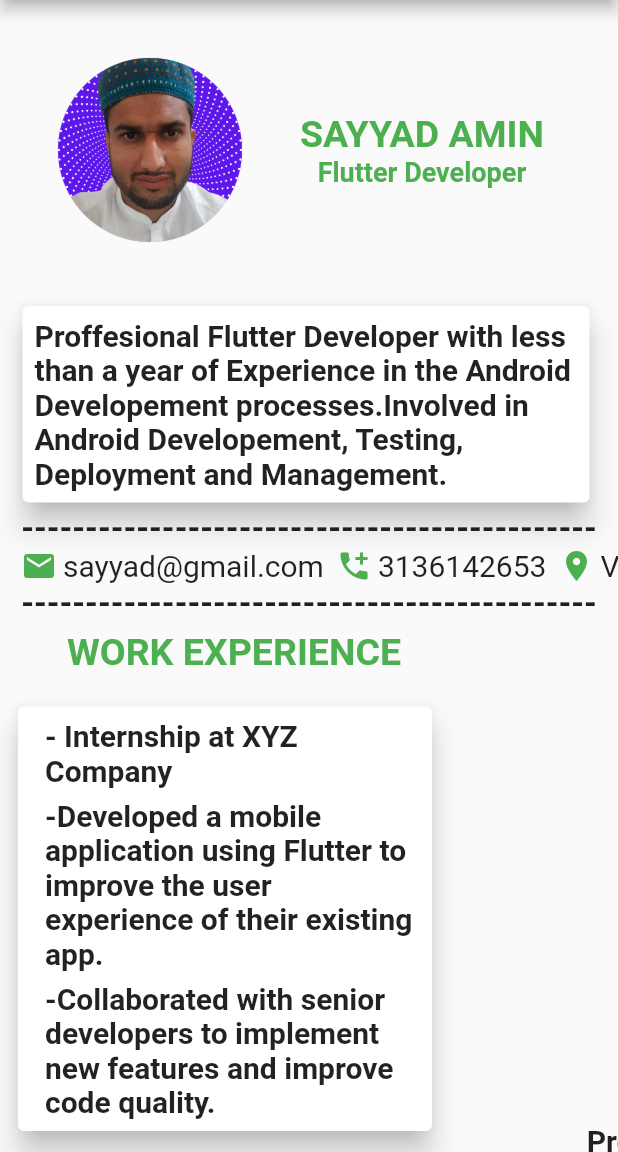
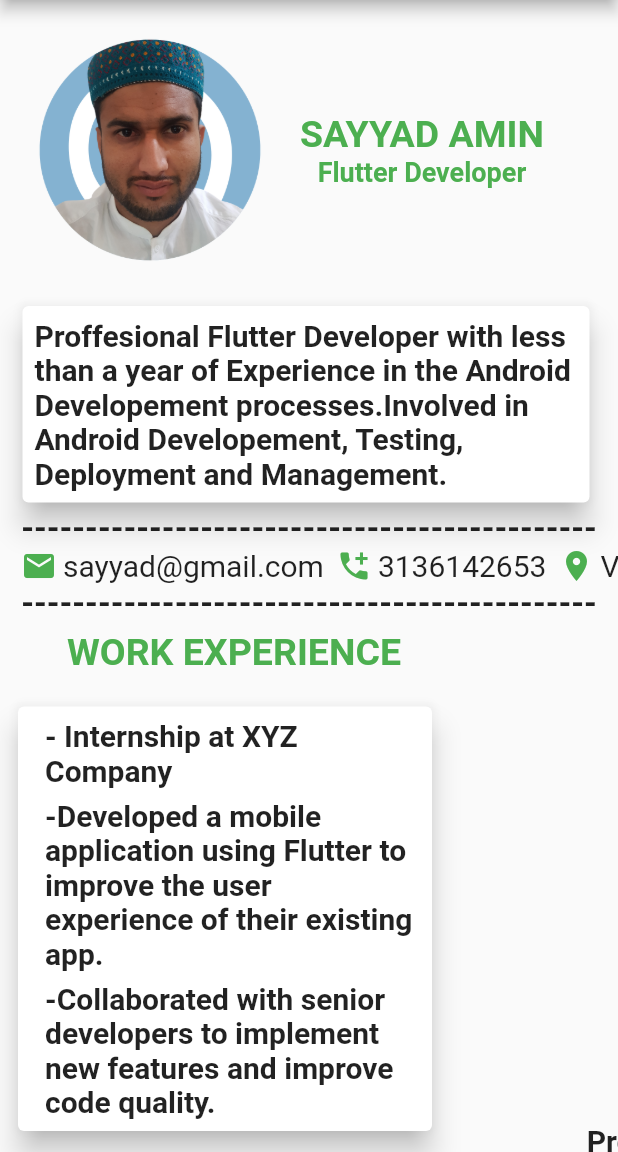
Before and after one commit to Sayyad-Amin/sp21-bcs-015, a Flutter app: the screen it shows after launch, on a phone screen of 412 x 824 dp, the part 84-1236 px from its top. Run offline on Flutter 3.47's test engine with Material 2 defaults, Android fonts, the phone set to English and light mode, and no system bars.

Commit message:
photo changed

```diff
--- a/resume_app/lib/main.dart
+++ b/resume_app/lib/main.dart
@@ -29,7 +29,7 @@ class ResumePage extends StatelessWidget {
               Container(
                 child: Row(
                   children: [
-                    Image.asset('assets/images/photo1.png',width: 200,height: 200,),
+                    Image.asset('assets/images/photo2.png',width: 200,height: 200,),
                     Column(
                       children: [
                         Text('SAYYAD AMIN',
```
